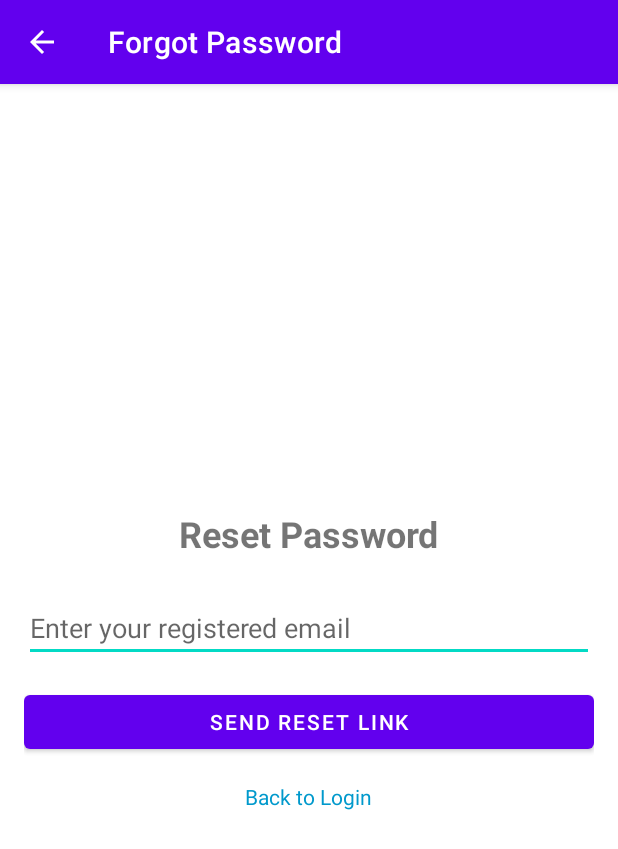
After one commit to CoolQMan/Password-Manager, an Android app: the ForgotPasswordActivity screen opened directly, with no data from a screen before it, on a phone screen of 412 x 824 dp. The commit adds this screen. Shown: the top 849 px of the screen. Run offline under Robolectric (Android 15) with nearby library versions, the phone set to English and light mode, and no system bars; our stand-ins replace Firebase (no records; nobody signed in at launch, a user with empty details on screens opened directly).

Commit message:
Implemented resetting password

```diff
--- a/app/build.gradle.kts
+++ b/app/build.gradle.kts
@@ -44,4 +44,7 @@ dependencies {
     implementation(platform("com.google.firebase:firebase-bom:33.4.0"))
     implementation("com.google.firebase:firebase-analytics")
     implementation("com.google.firebase:firebase-auth")
+    implementation("com.google.firebase:firebase-database")
+    implementation(platform("com.google.firebase:firebase-bom:33.4.0"))
+
 }
--- /dev/null
+++ b/app/src/main/java/com/coolqman/password_manager/ForgotPasswordActivity.java
@@ -0,0 +1,91 @@
+package com.coolqman.password_manager;
+
+import android.content.Intent;
+import android.os.Bundle;
+import android.view.MenuItem;
+import android.view.View;
+import android.widget.Button;
+import android.widget.EditText;
+import android.widget.TextView;
+import android.widget.Toast;
+
+import androidx.annotation.NonNull;
+import androidx.appcompat.app.AppCompatActivity;
+
+import com.google.firebase.auth.FirebaseAuth;
+
+public class ForgotPasswordActivity extends AppCompatActivity {
+
+    private EditText etEmail;
+    private Button btnResetPassword;
+    private TextView backToLoginLink;
+
+    private FirebaseAuth mAuth;
+
+    @Override
+    protected void onCreate(Bundle savedInstanceState) {
+        super.onCreate(savedInstanceState);
+        setContentView(R.layout.activity_forgot_password);
+        setTitle("Forgot Password");
+
+        if(getSupportActionBar()!=null){
+            getSupportActionBar().setDisplayHomeAsUpEnabled(true);
+        }
+
+        // Initialize Firebase Auth
+        mAuth = FirebaseAuth.getInstance();
+
+
+        // Initialize views
+        etEmail = findViewById(R.id.emailEditText);
+        btnResetPassword = findViewById(R.id.resetPasswordButton);
+        backToLoginLink = findViewById(R.id.backToLoginLink);
+
+        Intent intent = getIntent();
+        if(intent.hasExtra("email")){
+            etEmail.setText(intent.getStringExtra("email"));
+        }
+
+        btnResetPassword.setOnClickListener(new View.OnClickListener() {
+            @Override
+            public void onClick(View v) {
+                resetPassword();
+            }
+        });
+
+        backToLoginLink.setOnClickListener(new View.OnClickListener() {
+            @Override
+            public void onClick(View v) {
+                finish();
+            }
+        });
+    }
+
+    private void resetPassword() {
+        String email = etEmail.getText().toString().trim();
+
+        if (email.isEmpty()) {
+            Toast.makeText(ForgotPasswordActivity.this, "Please enter your email", Toast.LENGTH_SHORT).show();
+            return;
+        }
+
+        // Send reset password email
+        mAuth.sendPasswordResetEmail(email)
+                .addOnCompleteListener(task -> {
+                    if (task.isSuccessful()) {
+                        Toast.makeText(ForgotPasswordActivity.this, "Reset link sent to your email", Toast.LENGTH_SHORT).show();
+                        finish(); // Close the activity
+                    } else {
+                        Toast.makeText(ForgotPasswordActivity.this, "Error sending reset link", Toast.LENGTH_SHORT).show();
+                    }
+                });
+    }
+
+    @Override
+    public boolean onOptionsItemSelected(@NonNull MenuItem item) {
+        if(item.getItemId() == android.R.id.home){
+            onBackPressed();
+        }
+        return super.onOptionsItemSelected(item);
+    }
+}
--- a/app/src/main/res/layout/activity_add_password.xml
+++ b/app/src/main/res/layout/activity_add_password.xml
@@ -36,7 +36,7 @@
         android:layout_width="match_parent"
         android:layout_height="wrap_content"
         android:hint="Username"
-        android:inputType="textShortMessage"
+        android:inputType="textEmailAddress"
         android:layout_marginBottom="12dp"/>
 
     <!-- Password ConstraintLayout -->
--- a/app/src/main/res/layout/activity_edit_password.xml
+++ b/app/src/main/res/layout/activity_edit_password.xml
@@ -41,7 +41,7 @@
             android:layout_width="match_parent"
             android:layout_height="wrap_content"
             android:hint="Username"
-            android:inputType="textShortMessage"
+            android:inputType="textEmailAddress"
             android:layout_marginBottom="12dp"/>
 
         <androidx.constraintlayout.widget.ConstraintLayout
--- /dev/null
+++ b/app/src/main/res/layout/activity_forgot_password.xml
@@ -0,0 +1,45 @@
+<ScrollView xmlns:android="http://schemas.android.com/apk/res/android"
+    android:layout_width="match_parent"
+    android:layout_height="match_parent"
+    android:fillViewport="true">
+
+    <LinearLayout
+        android:layout_width="match_parent"
+        android:layout_height="wrap_content"
+        android:orientation="vertical"
+        android:gravity="center"
+        android:padding="16dp">
+
+        <TextView
+            android:layout_width="wrap_content"
+            android:layout_height="wrap_content"
+            android:text="Reset Password"
+            android:textSize="24sp"
+            android:textStyle="bold"
+            android:layout_marginBottom="24sp" />
+
+        <EditText
+            android:id="@+id/emailEditText"
+            android:layout_width="match_parent"
+            android:layout_height="wrap_content"
+            android:hint="Enter your registered email"
+            android:inputType="textEmailAddress"
+            android:layout_marginBottom="16dp" />
+
+        <Button
+            android:id="@+id/resetPasswordButton"
+            android:layout_width="match_parent"
+            android:layout_height="wrap_content"
+            android:text="Send Reset Link" />
+
+        <TextView
+            android:id="@+id/backToLoginLink"
+            android:layout_width="wrap_content"
+            android:layout_height="wrap_content"
+            android:text="Back to Login"
+            android:textColor="@android:color/holo_blue_dark"
+            android:layout_marginTop="16dp"
+            android:clickable="true"
+            android:focusable="true" />
+    </LinearLayout>
+</ScrollView>
--- a/app/src/main/res/layout/activity_main.xml
+++ b/app/src/main/res/layout/activity_main.xml
@@ -26,6 +26,8 @@
         app:layout_constraintStart_toStartOf="parent"
         app:layout_constraintEnd_toEndOf="parent"
         android:iconifiedByDefault="false"
+        android:focusable="false"
+        android:focusedByDefault="false"
         android:layout_marginBottom="8dp"/>
 
     <com.google.android.material.floatingactionbutton.FloatingActionButton
```
Also changed, not shown: app/src/main/AndroidManifest.xml (+9 -6 lines), app/src/main/java/com/coolqman/password_manager/AuthActivity.java (+10 -0 lines), app/src/main/java/com/coolqman/password_manager/MainActivity.java (+7 -0 lines), app/src/main/res/layout/activity_auth.xml (+9 -0 lines).
